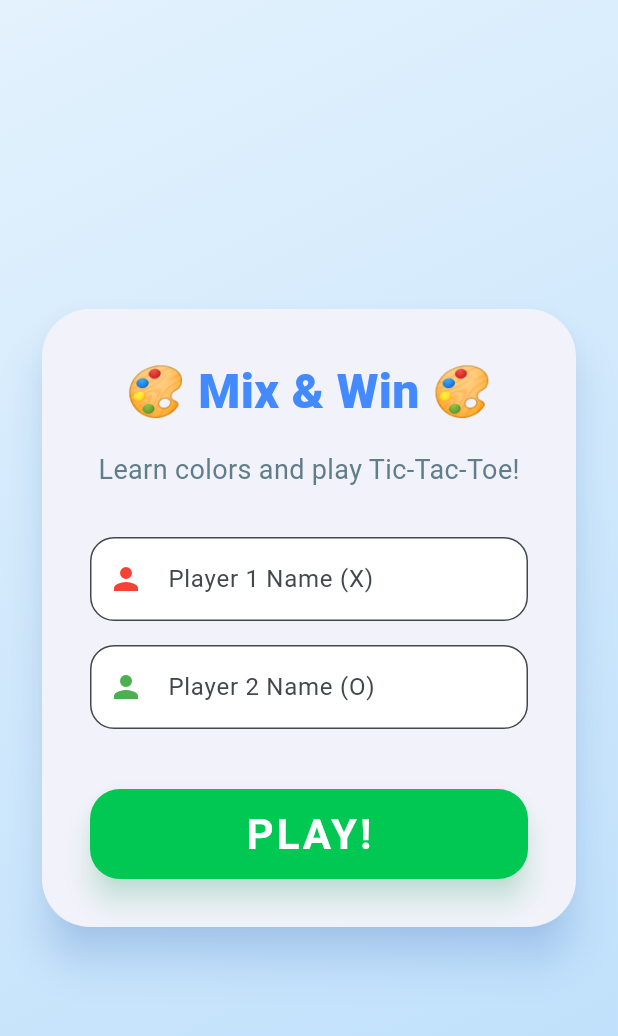
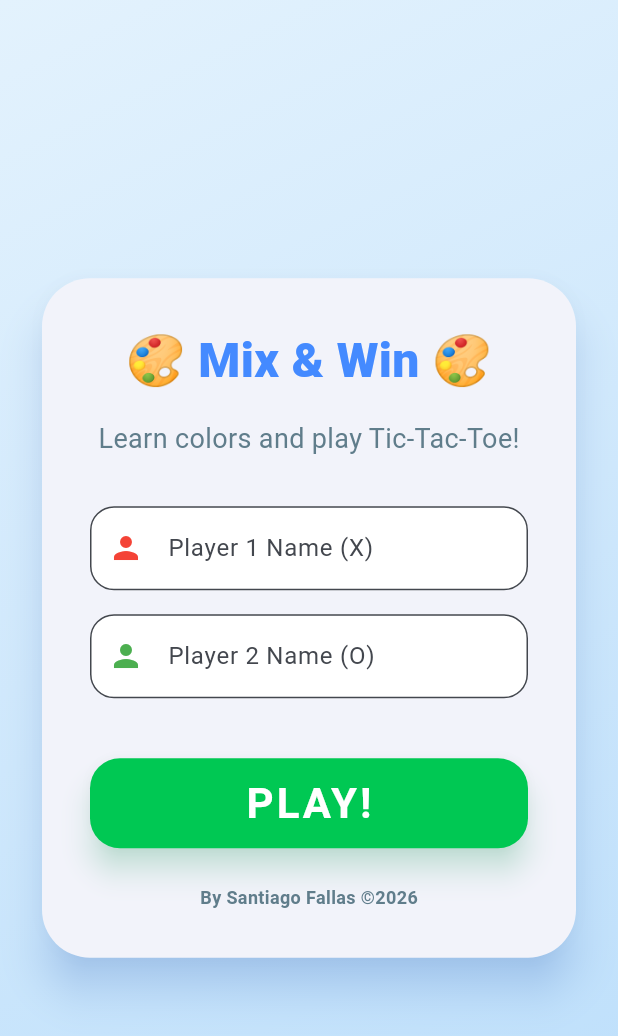
Before and after one commit to Santiago-FM/GatoColorGame, a Flutter app: the screen it shows after launch, on a phone screen of 412 x 824 dp. Shown: the top 1036 px of the screen. Run offline on Flutter 3.47's test engine with Material 3 defaults, Android fonts, the phone set to English and light mode, and no system bars; Roboto replaces fonts that are missing (Nunito).

Commit message:
GatoPop1

```diff
--- a/lib/main.dart
+++ b/lib/main.dart
@@ -150,7 +150,12 @@ class _SetupScreenState extends State<SetupScreen> {
                           style: TextStyle(fontSize: 28, fontWeight: FontWeight.bold, letterSpacing: 2)
                         ),
                       ),
-                    )
+                    ),
+                    const SizedBox(height: 24),
+                    const Text(
+                      "By Santiago Fallas ©2026",
+                      style: TextStyle(fontSize: 12, color: Colors.blueGrey, fontWeight: FontWeight.bold),
+                    ),
                   ],
                 ),
               ),
```
